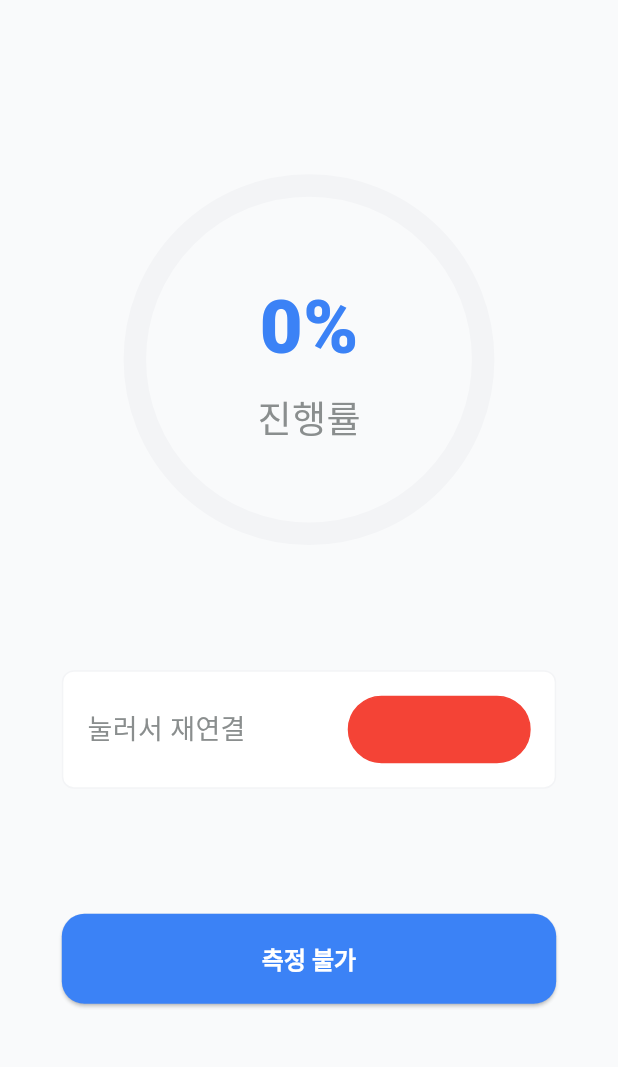
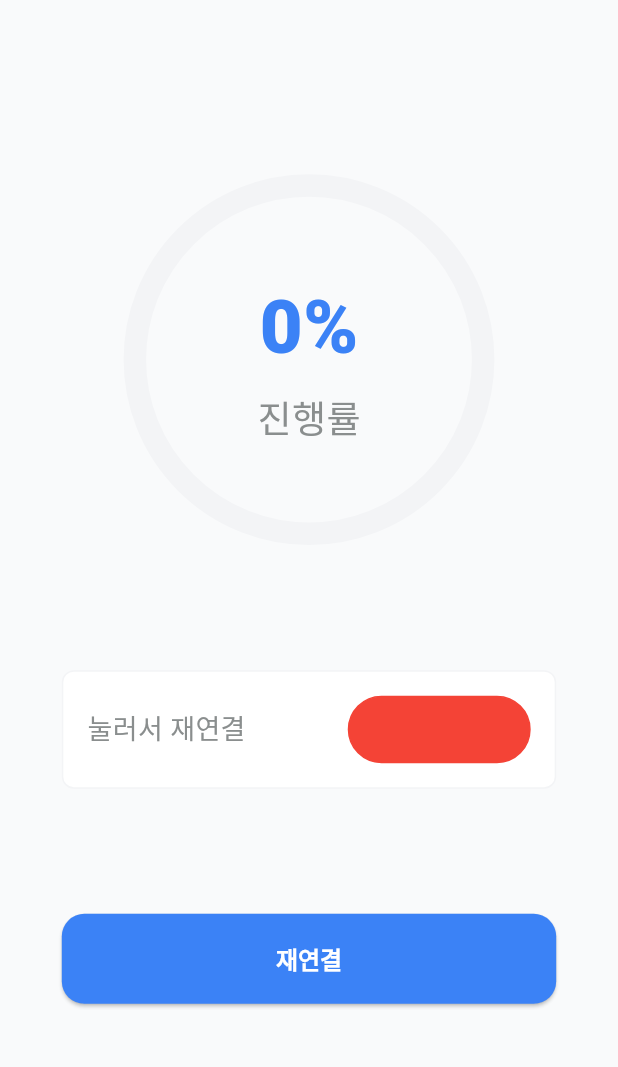
Before and after one commit to mark77234/NCSENSOR, a Flutter app: the MeasureScreen screen opened directly with empty values, on a phone screen of 412 x 824 dp, the part 71-1138 px from its top. Run offline on Flutter 3.47's test engine with Material 3 defaults, Android fonts, the phone set to English and light mode, and no system bars; drawn by our look-alikes of percent_indicator; our stand-ins replace dio, flutter_secure_storage, flutter_svg, image_picker, shared_preferences; missing offline and left inert: usb_serial; accounts and stored records are empty; network calls fail; Roboto replaces fonts that are missing (Pretendard); statements that could not run were skipped; project files that could hold a hidden picture were left out.

```diff
--- a/lib/constants/infra.dart
+++ b/lib/constants/infra.dart
@@ -1,7 +1,7 @@
 const apiVersion = "v1";
 
 // 회사 외부망
-// const baseUrl = "http://219.249.140.29:12361";
+const baseUrl = "http://219.249.140.29:12361";
 
 // 포스트 맨 목서버
-const baseUrl = "https://4a6071e5-5a4d-462f-bc7f-95e4bda1e2e8.mock.pstmn.io";
+// const baseUrl = "https://4a6071e5-5a4d-462f-bc7f-95e4bda1e2e8.mock.pstmn.io";
--- a/lib/screens/measure/widgets/action_button.dart
+++ b/lib/screens/measure/widgets/action_button.dart
@@ -6,14 +6,14 @@ import '../../../constants/styles.dart';
 class ActionButton extends StatelessWidget {
   final VoidCallback onStartMeasurement;
   final VoidCallback onNavigateToResult;
-  final VoidCallback onDialog;
+  // final VoidCallback onDialog;
   final MeasureStatus status;
 
   const ActionButton({
     super.key,
     required this.onStartMeasurement,
     required this.onNavigateToResult,
-    required this.onDialog,
+    // required this.onDialog,
     required this.status,
   });
 
@@ -25,7 +25,7 @@ class ActionButton extends StatelessWidget {
     } else if (status == MeasureStatus.connecting) {
       return "연결 중...";
     } else if (status == MeasureStatus.disconnected) {
-      return "측정 불가";
+      return "재연결";
     } else {
       return "측정 완료";
     }
@@ -34,7 +34,7 @@ class ActionButton extends StatelessWidget {
   onPressedButton() {
     if (status == MeasureStatus.done) {
       onNavigateToResult();
-    } else if (status == MeasureStatus.ready) {
+    } else if (status == MeasureStatus.ready || status == MeasureStatus.disconnected) {
       onStartMeasurement();
     } else {
       return null;
```
